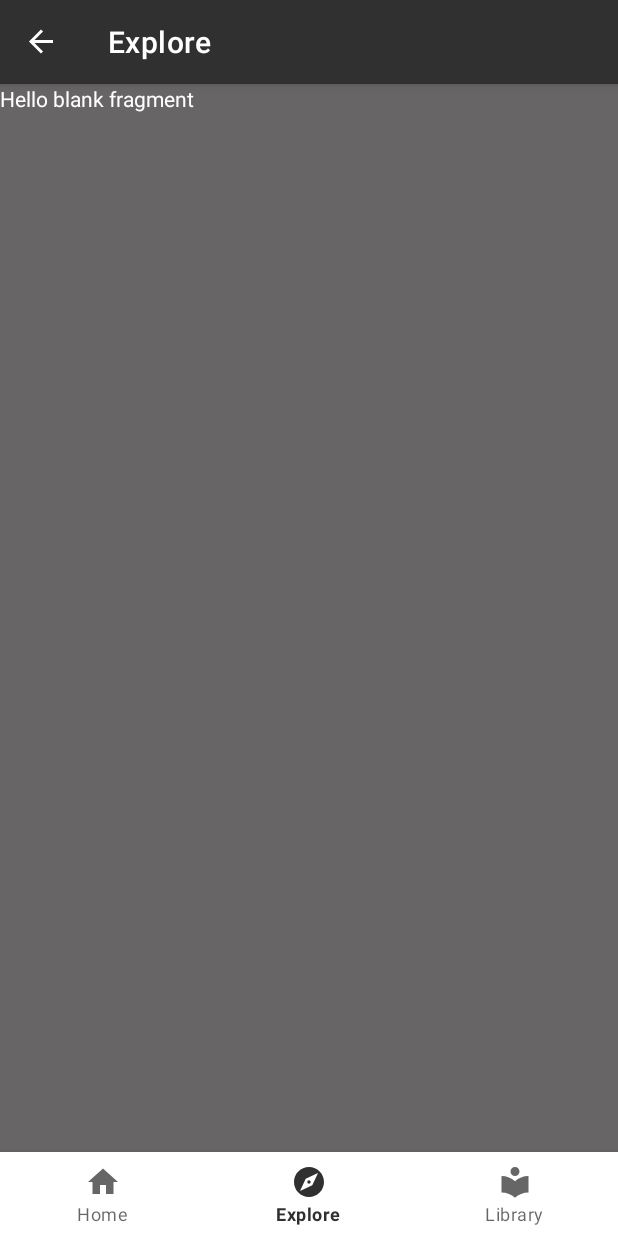
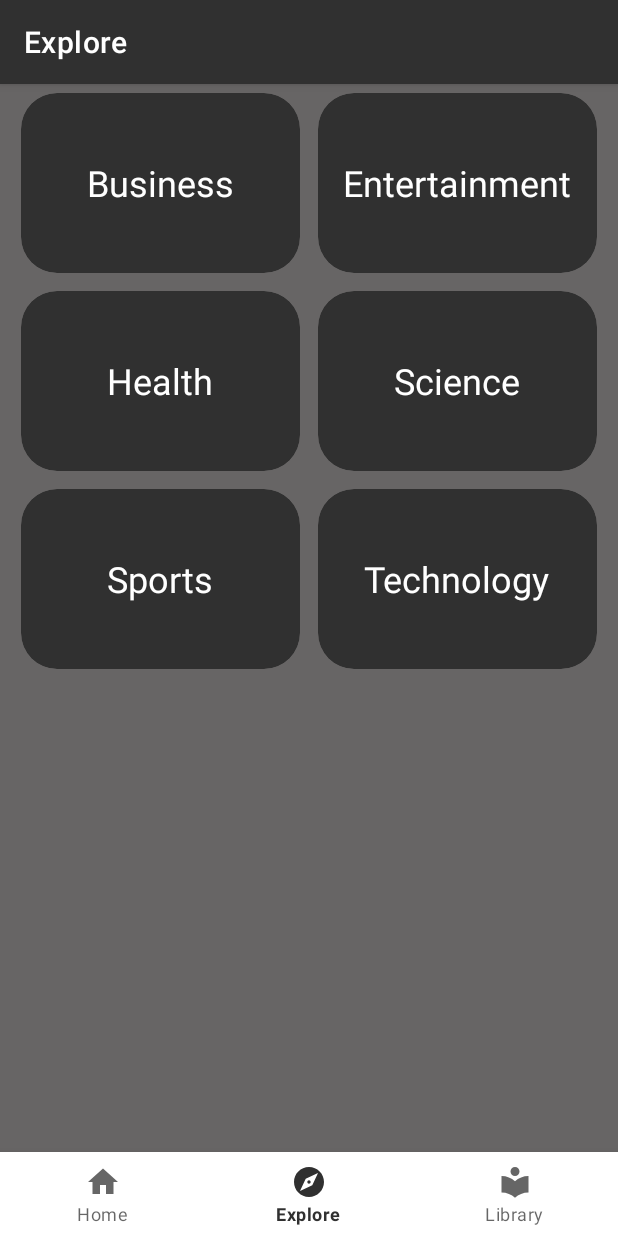
Before and after one commit to AnuragThePathak/News-Feed-App, an Android app: the ExploreFragment screen opened through its navigation route, on a phone screen of 412 x 824 dp. Run offline under Robolectric (Android 15) with nearby library versions, the phone set to English and light mode, and no system bars; our stand-ins replace Dagger/Hilt's generated code, Room's generated code, Volley, navigation-ui; network calls fail; pictures from the network do not load.

Commit message:
added all news categories to explore screen

```diff
--- a/app/src/main/java/com/anurag/newsfeedapp/MainActivity.kt
+++ b/app/src/main/java/com/anurag/newsfeedapp/MainActivity.kt
@@ -42,6 +42,9 @@ class MainActivity : AppCompatActivity() {
         appBarConfiguration = AppBarConfiguration(
             setOf(
                 R.id.nav_home_fragment,
+                R.id.nav_explore_fragment,
+                R.id.nav_library_fragment,
+                R.id.nav_category_news_fragment,
                 R.id.nav_notification_fragment,
                 R.id.nav_setting_fragment
             )
--- /dev/null
+++ b/app/src/main/java/com/anurag/newsfeedapp/adapters/CategoryListAdapter.kt
@@ -0,0 +1,48 @@
+package com.anurag.newsfeedapp.adapters
+
+import android.view.LayoutInflater
+import android.view.ViewGroup
+import androidx.recyclerview.widget.DiffUtil
+import androidx.recyclerview.widget.ListAdapter
+import androidx.recyclerview.widget.RecyclerView
+import com.anurag.newsfeedapp.databinding.CategoryItemBinding
+
+class CategoryListAdapter(
+    private val listener: (String) -> Unit,
+) : ListAdapter<String, CategoryListAdapter.ViewHolder>(COMPARATOR) {
+
+    companion object {
+        private val COMPARATOR = object : DiffUtil.ItemCallback<String>() {
+            override fun areContentsTheSame(oldItem: String, newItem: String) =
+                oldItem == newItem
+
+            override fun areItemsTheSame(oldItem: String, newItem: String) =
+                oldItem == newItem
+        }
+    }
+
+    inner class ViewHolder(private val binding: CategoryItemBinding) :
+        RecyclerView.ViewHolder(binding.root) {
+
+        fun bind(category: String) = binding.apply {
+            categoryText.text = category
+            categoryCard.setOnClickListener {
+                listener.invoke(category)
+            }
+        }
+    }
+
+    override fun onCreateViewHolder(parent: ViewGroup, viewType: Int): ViewHolder {
+        return ViewHolder(
+            CategoryItemBinding.inflate(
+                LayoutInflater.from(parent.context),
+                parent,
+                false
+            )
+        )
+    }
+
+    override fun onBindViewHolder(holder: ViewHolder, position: Int) {
+        holder.bind(getItem(position))
+    }
+}
--- a/app/src/main/java/com/anurag/newsfeedapp/data/network/NetworkDataSource.kt
+++ b/app/src/main/java/com/anurag/newsfeedapp/data/network/NetworkDataSource.kt
@@ -15,12 +15,18 @@ class NetworkDataSource @Inject constructor(
 ) {
 
     suspend fun getNewsFeed(): List<News> {
-        return fetchNews()
+        return fetchNews(null)
     }
 
-    private suspend fun fetchNews(): List<News> = suspendCoroutine {
+    suspend fun getNewsForCategory(category: String?): List<News> {
+        return fetchNews(category)
+    }
+
+    private suspend fun fetchNews(category: String?): List<News> = suspendCoroutine {
+        val categoryId = category ?: "general"
+        val url = "$CATEGORY_END_POINT/${categoryId.lowercase()}/in.json"
         val request = JsonObjectRequest(
-            Request.Method.GET, URL, null,
+            Request.Method.GET, url, null,
 
             { response ->
                 val news = parseResponse(response)
@@ -58,6 +64,7 @@ class NetworkDataSource @Inject constructor(
     }
 
     companion object {
+        const val CATEGORY_END_POINT = "https://saurav.tech/NewsAPI/top-headlines/category"
         const val URL = "https://saurav.tech/NewsAPI/top-headlines/category/general/in.json"
     }
 
--- a/app/src/main/java/com/anurag/newsfeedapp/ui/ExploreFragment.kt
+++ b/app/src/main/java/com/anurag/newsfeedapp/ui/ExploreFragment.kt
@@ -4,12 +4,23 @@ import android.os.Bundle
 import android.view.LayoutInflater
 import android.view.View
 import android.view.ViewGroup
+import androidx.core.os.bundleOf
 import androidx.fragment.app.Fragment
+import androidx.navigation.fragment.findNavController
+import com.anurag.newsfeedapp.R
+import com.anurag.newsfeedapp.adapters.CategoryListAdapter
 import com.anurag.newsfeedapp.databinding.FragmentExploreBinding
 
 class ExploreFragment : Fragment() {
     private var _binding: FragmentExploreBinding? = null
     private val binding get() = _binding!!
+
+    private val mAdapter: CategoryListAdapter by lazy {
+        CategoryListAdapter{
+            val bundle = bundleOf("category" to it)
+            findNavController().navigate(R.id.action_nav_explore_fragment_to_nav_category_news_fragment, bundle)
+        }
+    }
 
     override fun onCreateView(
         inflater: LayoutInflater,
@@ -21,6 +32,21 @@ class ExploreFragment : Fragment() {
         return binding.root
     }
 
+    override fun onViewCreated(view: View, savedInstanceState: Bundle?) {
+        super.onViewCreated(view, savedInstanceState)
+        initRecyclerView()
+        setCategories()
+    }
+
+    private fun initRecyclerView() = binding.recyclerView.apply {
+        adapter = mAdapter
+    }
+
+    private fun setCategories() {
+        val categories = resources.getStringArray(R.array.categories)
+        mAdapter.submitList(categories.toList())
+    }
+
     override fun onDestroy() {
         super.onDestroy()
         _binding = null
--- /dev/null
+++ b/app/src/main/res/layout/category_item.xml
@@ -0,0 +1,28 @@
+<?xml version="1.0" encoding="utf-8"?>
+<FrameLayout xmlns:android="http://schemas.android.com/apk/res/android"
+    android:layout_width="match_parent"
+    android:layout_height="wrap_content"
+    xmlns:tools="http://schemas.android.com/tools"
+    xmlns:app="http://schemas.android.com/apk/res-auto">
+
+    <androidx.cardview.widget.CardView
+        android:id="@+id/category_card"
+        android:layout_width="match_parent"
+        android:layout_height="120dp"
+        app:cardBackgroundColor="@color/purple_500"
+        app:cardCornerRadius="24dp"
+        android:layout_margin="6dp"
+        android:background="?attr/selectableItemBackground"
+        app:cardElevation="0dp"
+        >
+        <TextView
+            android:id="@+id/category_text"
+            android:layout_width="wrap_content"
+            android:layout_height="wrap_content"
+            android:layout_margin="8dp"
+            android:textSize="24sp"
+            android:layout_gravity="center"
+            tools:text="entertainment"
+            />
+    </androidx.cardview.widget.CardView>
+</FrameLayout>
--- a/app/src/main/res/layout/fragment_explore.xml
+++ b/app/src/main/res/layout/fragment_explore.xml
@@ -3,11 +3,18 @@
     xmlns:tools="http://schemas.android.com/tools"
     android:layout_width="match_parent"
     android:layout_height="match_parent"
+    xmlns:app="http://schemas.android.com/apk/res-auto"
     tools:context=".ui.ExploreFragment">
 
-    <TextView
+
+    <androidx.recyclerview.widget.RecyclerView
+        android:id="@+id/recycler_view"
         android:layout_width="match_parent"
         android:layout_height="match_parent"
-        android:text="@string/hello_blank_fragment" />
-
+        android:layout_marginHorizontal="8dp"
+        app:layoutManager="androidx.recyclerview.widget.GridLayoutManager"
+        app:spanCount="2"
+        tools:itemCount="6"
+        tools:listitem="@layout/category_item"
+        />
 </FrameLayout>
--- a/app/src/main/res/navigation/main_navigation.xml
+++ b/app/src/main/res/navigation/main_navigation.xml
@@ -33,10 +33,25 @@
     <fragment
         android:id="@+id/nav_explore_fragment"
         android:name="com.anurag.newsfeedapp.ui.ExploreFragment"
-        android:label="@string/text_label_explore" />
+        android:label="@string/text_label_explore" >
+        <action
+            android:id="@+id/action_nav_explore_fragment_to_nav_category_news_fragment"
+            app:destination="@id/nav_category_news_fragment" />
+    </fragment>
 
     <fragment
         android:id="@+id/nav_library_fragment"
         android:name="com.anurag.newsfeedapp.ui.LibraryFragment"
         android:label="@string/text_label_library" />
+
+    <fragment
+        android:id="@+id/nav_category_news_fragment"
+        android:name="com.anurag.newsfeedapp.ui.CategoryNewsFragment"
+        android:label="{category}"
+        >
+        <argument
+            android:name="category"
+            app:argType="string"
+            app:nullable="true" />
+    </fragment>
 </navigation>
--- a/app/src/main/res/values/strings.xml
+++ b/app/src/main/res/values/strings.xml
@@ -8,4 +8,13 @@
     <string name="text_label_home">Home</string>
     <string name="text_label_explore">Explore</string>
     <string name="text_label_library">Library</string>
+
+    <string-array name="categories">
+        <item>Business</item>
+        <item>Entertainment</item>
+        <item>Health</item>
+        <item>Science</item>
+        <item>Sports</item>
+        <item>Technology</item>
+    </string-array>
 </resources>
```
Also changed, not shown: app/src/main/java/com/anurag/newsfeedapp/data/NewsFeedRepository.kt (+13 -0 lines), app/src/main/java/com/anurag/newsfeedapp/ui/CategoryNewsFragment.kt (added, +80 -0 lines), app/src/main/java/com/anurag/newsfeedapp/viewmodels/CategoryViewModel.kt (added, +26 -0 lines), app/src/main/res/layout/fragment_category_news.xml (added, +16 -0 lines).
